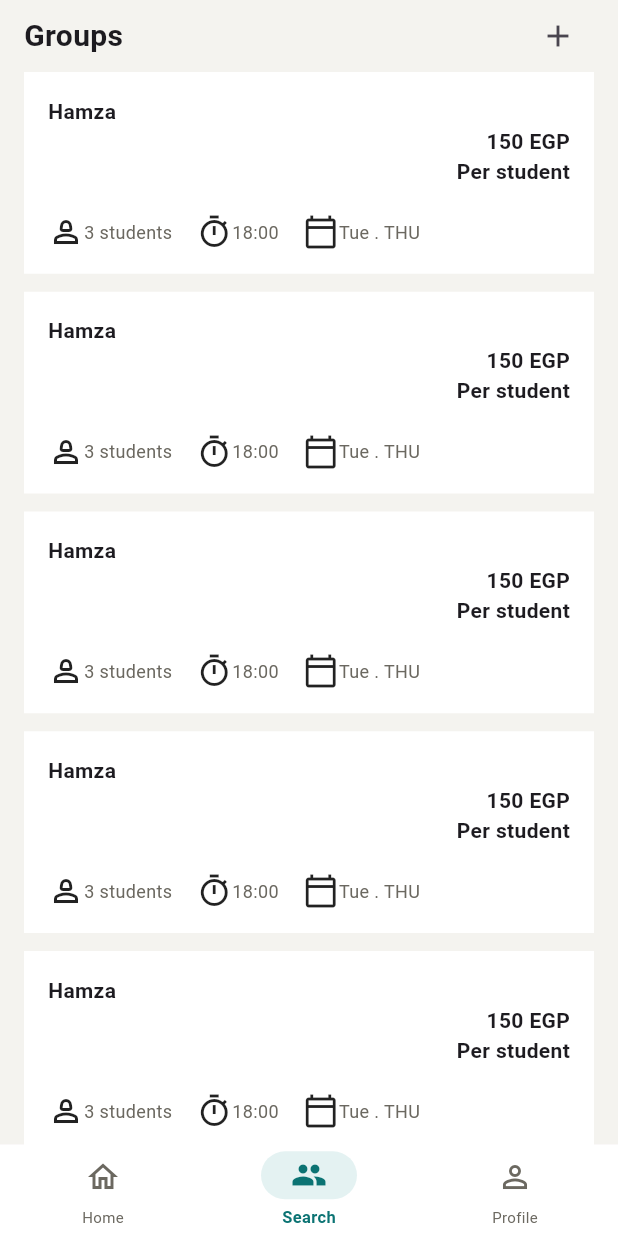
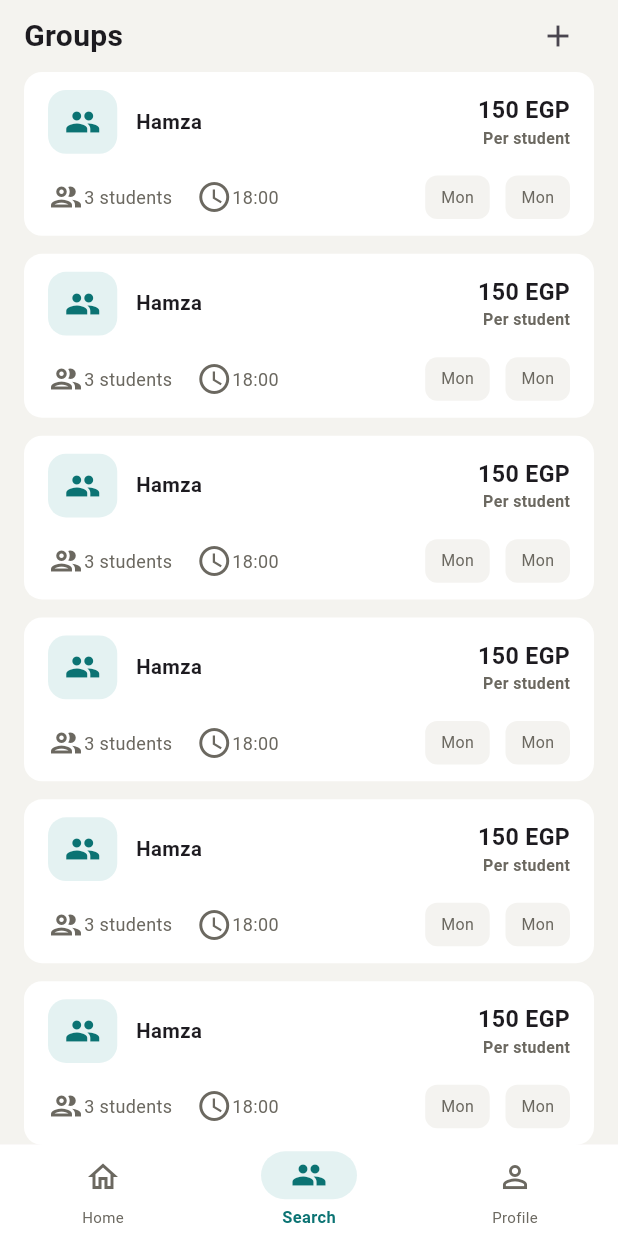
Before and after one commit to EyadWaleid/TutorDesk, a Flutter app: the screen it shows after launch, item 2 of the bottom bar chosen, on a phone screen of 412 x 824 dp. Run offline on Flutter 3.47's test engine with Material 3 defaults, Android fonts, the phone set to English and light mode, and no system bars; our stand-ins replace drift, drift_flutter, flutter_bloc, flutter_screenutil, flutter_svg, get_it and 3 more; accounts and stored records are empty; generated files the repository leaves out were written again.

Commit message:
Group screen is finished

```diff
--- a/lib/Core/Style/AppColours.dart
+++ b/lib/Core/Style/AppColours.dart
@@ -1,8 +1,10 @@
 import 'dart:ui';
 
 class AppColors {
+
   static const Color backgroundLightColour = Color(0xFFF4F3EF);
   static const Color primaryLightColour = Color(0xFF0B7373);
+  static const Color primaryOffWhiteColour = Color(0XFFF4F3F0);
   static const Color primaryLightGreen = Color(0xFFE4F2F2);
   static const Color primaryDarkColour = Color(0xFF42A5F5);
   static const Color backgroundDarkColour = Color(0xFF0D1B2A);
--- a/lib/Core/Style/ThemeApp.dart
+++ b/lib/Core/Style/ThemeApp.dart
@@ -14,7 +14,7 @@ class ThemeApp {
             textColour: AppColors.textLightColour,
             textGrey: AppColors.lightTextGrey,
             primaryLightGreen: AppColors.primaryLightGreen,
-            primaryColour: AppColors.primaryLightColour, primaryBlack: AppColors.primaryBlack,)
+            primaryColour: AppColors.primaryLightColour, primaryBlack: AppColors.primaryBlack, primaryOffWhite: AppColors.primaryOffWhiteColour,)
       ]
   );
   static ThemeData darkTheme = ThemeData(
@@ -24,7 +24,7 @@ class ThemeApp {
             enabledButtonColour: AppColors.enabledButtonDarkColour,
             textColour: AppColors.textDarkColour,
             textGrey: AppColors.darkTextGrey,
-            primaryColour: AppColors.primaryDarkColour, primaryBlack:AppColors.primaryBlack, primaryLightGreen: AppColors.primaryLightGreen,)
+            primaryColour: AppColors.primaryDarkColour, primaryBlack:AppColors.primaryBlack, primaryLightGreen: AppColors.primaryLightGreen, primaryOffWhite: AppColors.primaryOffWhiteColour,)
       ]
   );
 }
--- a/lib/Core/Style/coloursExtention.dart
+++ b/lib/Core/Style/coloursExtention.dart
@@ -9,6 +9,7 @@ import 'package:flutter/material.dart';
   Color primaryColour ;
   Color primaryBlack ;
   Color primaryLightGreen ;
+  Color primaryOffWhite;
 
   TutorDeskColours({
     required this.backgroundColour,
@@ -18,7 +19,9 @@ import 'package:flutter/material.dart';
     required this.textGrey,
     required this.primaryColour,
     required this.primaryBlack,
-  required this.primaryLightGreen });
+  required this.primaryLightGreen,
+    required this.primaryOffWhite,
+  });
 
 
   @override
@@ -30,7 +33,8 @@ import 'package:flutter/material.dart';
     Color? textGrey,
     Color? primaryColour,
     Color? primaryBlack ,
-    Color? primaryLightGreen
+    Color? primaryLightGreen,
+    Color? primaryOffWhite
   }) {
     return TutorDeskColours(
       backgroundColour: backgroundColour ?? this.backgroundColour,
@@ -39,7 +43,7 @@ import 'package:flutter/material.dart';
       textColour: textColour ?? this.textColour,
       textGrey: textGrey ?? this.textGrey,
       primaryColour: primaryColour ?? this.primaryColour,
-      primaryBlack: primaryBlack ?? this.primaryBlack, primaryLightGreen: primaryLightGreen ?? this.primaryLightGreen,
+      primaryBlack: primaryBlack ?? this.primaryBlack, primaryLightGreen: primaryLightGreen ?? this.primaryLightGreen, primaryOffWhite:this.primaryOffWhite ?? this.primaryOffWhite,
     );
   }
 
@@ -50,6 +54,7 @@ import 'package:flutter/material.dart';
       ) {
     if (other is! TutorDeskColours) return this;
     return TutorDeskColours(
+      primaryOffWhite: Color.lerp(primaryOffWhite, other.primaryOffWhite, t)!,
       backgroundColour: Color.lerp(
         backgroundColour,
         other.backgroundColour,
--- a/lib/Screens/GroupScreen/presentation/GroupsScreen.dart
+++ b/lib/Screens/GroupScreen/presentation/GroupsScreen.dart
@@ -1,7 +1,8 @@
 import 'package:flutter/material.dart';
+import 'package:tutordesk/Core/Style/AppColours.dart';
 
 import '../../../Core/Style/coloursExtention.dart';
-
+import 'package:flutter_screenutil/flutter_screenutil.dart';
 class GroupScreen extends StatelessWidget {
 
   const GroupScreen({super.key});
@@ -46,43 +47,80 @@ class GroupScreen extends StatelessWidget {
 
   Container GroupCard(TutorDeskColours? themeColors)  {
     return Container(
-                height: 134.5,
+                height: 113.h,
                 decoration: BoxDecoration(
-                  color: Colors.white
+                  color: Colors.white,
+                  borderRadius: BorderRadius.circular(12),
                 ),
                 child: Padding(
-                  padding: const EdgeInsets.all(16),
+                  padding: const EdgeInsets.symmetric(vertical: 12 ,horizontal: 16),
                   child: Column(
                     children: [
                       Row(
                         children: [
-                          Text("Hamza",style: TextStyle(fontSize:14 , fontWeight: FontWeight.bold ),),
-                       Spacer(),
+                          Container(
+                            width: 44.w,
+                            height: 44.h,
+                            decoration: BoxDecoration(
+                              color: themeColors?.primaryLightGreen,
+                              borderRadius: BorderRadius.all(Radius.circular(12)),
+                            ),
+                            child: Icon(Icons.group , color:themeColors?.primaryColour,),
+                          ),
+                          SizedBox(width: 12.w,),
+                          Text("Hamza",style: TextStyle(fontSize:14.sp , fontWeight: FontWeight.bold),),
+                          Spacer(),
+                          Column(
+                            mainAxisAlignment: MainAxisAlignment.center,
+                            crossAxisAlignment: CrossAxisAlignment.end,
+                            children: [
+                              Text("150 EGP",style: TextStyle(fontSize: 16.sp , fontWeight: FontWeight.bold),),
+                              Text("Per student",style: TextStyle(fontSize: 11.sp , fontWeight: FontWeight.bold, color: themeColors?.textGrey))
+                            ],
+                          ),
+
 
                         ],
                       ),
-                      SizedBox(
-                        width: double.infinity,
-                        child: Column(
-                          mainAxisAlignment: MainAxisAlignment.center,
-                          crossAxisAlignment: CrossAxisAlignment.end,
-                          children: [
-                            Text("150 EGP",style: TextStyle(fontSize: 14 , fontWeight: FontWeight.bold),),
-                            Text("Per student",style: TextStyle(fontSize: 14 , fontWeight: FontWeight.bold))
-                          ],
-                        ),
-                      ),
-                      Spacer(),
+                      SizedBox(height: 15.h,),
                       Row(
                         children: [
-                          Icon(Icons.person_2_outlined),
+                          Icon(Icons.group_outlined,color: themeColors?.textGrey,),
                           Text("3 students",style: TextStyle(fontSize: 12 , color:themeColors!.textGrey),),
                           SizedBox(width: 16,),
-                          Icon(Icons.timer_outlined),
+                          Icon(Icons.access_time_outlined,color:  themeColors?.textGrey,),
                           Text("18:00",style: TextStyle(fontSize:12 , color: themeColors!.textGrey),),
-                          SizedBox(width: 16,),
-                          Icon(Icons.calendar_today_outlined),
-                          Text("Tue . THU",style:  TextStyle(fontSize:12 , color: themeColors!.textGrey),)
+                         /* Icon(Icons.calendar_today_outlined),
+                          Text("Tue . THU",style:  TextStyle(fontSize:12 , color: themeColors!.textGrey),)*/
+                          Spacer(),
+                          SizedBox(
+                            width: 92.w,
+                            height: 30.h,
+                            child: ListView.separated(
+                              shrinkWrap: true,
+                              scrollDirection: Axis.horizontal,
+                              separatorBuilder: (context, index) => SizedBox(width: 10.w),
+                              itemBuilder:(context, index) =>  Container(
+                                    width: 41.w,
+                                    height: 22.h,
+                                    decoration:  BoxDecoration(
+                                        color: themeColors?.primaryOffWhite,
+                                        borderRadius: BorderRadius.circular(8)
+
+                                    ),
+
+                                    child:Center(child: Text("Mon",style: TextStyle(fontSize: 11.sp , color: themeColors.textGrey ),)) ,
+
+
+                                  ),
+                              itemCount: 2,
+                            ),
+                          )
+
+
+
+
+
 
                         ],
                       )
--- a/lib/Screens/HomeScreen/presentation/view/homeScreen.dart
+++ b/lib/Screens/HomeScreen/presentation/view/homeScreen.dart
@@ -1,4 +1,5 @@
 import 'package:flutter/material.dart';
+import 'package:flutter/services.dart';
 import 'package:tutordesk/Screens/HomeScreen/presentation/view/AppbarWidget.dart';
 import 'package:tutordesk/Screens/HomeScreen/presentation/view/QuickActionFeatures.dart';
 import '../../../../Core/Style/coloursExtention.dart';
@@ -12,7 +13,9 @@ class HomeScreen extends StatelessWidget {
   @override
   Widget build(BuildContext context) {
     final themeColors = Theme.of(context).extension<TutorDeskColours>();
-    return Scaffold(
+    return AnnotatedRegion<SystemUiOverlayStyle>(
+      value: SystemUiOverlayStyle.light,
+      child: Scaffold(
         backgroundColor: themeColors?.backgroundColour,
         body: SingleChildScrollView(
           child: Column(
@@ -51,6 +54,7 @@ class HomeScreen extends StatelessWidget {
             ],
           ),
         ),
+      ),
     );
   }
 }
```
Lines whose indentation alone changed are shown as unchanged.
